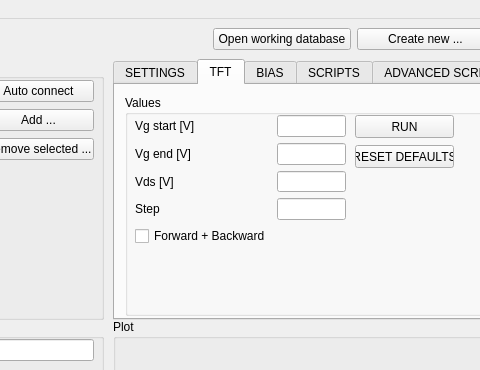
First picture: the form in BiasStress/ui_files/main_view.ui, repository ameysm/BiasStress, before the edit; both pictures show x 397 to 877 and y 0 to 370 of the 1196 by 757 pixel window.
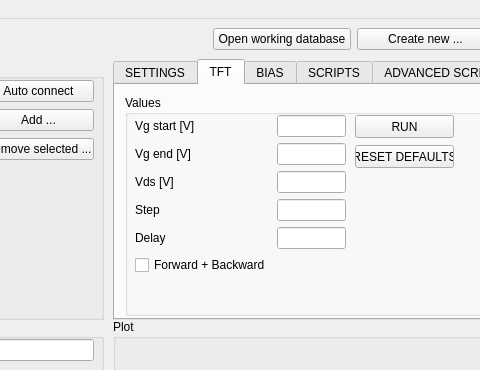
Second picture: the form after the edit. The open tabs and pages were chosen to show the change. Custom widgets are drawn as their Qt base class.

What changed in the file:
```diff
--- a/BiasStress/ui_files/main_view.ui
+++ b/BiasStress/ui_files/main_view.ui
@@ -906,7 +906,7 @@
          <x>10</x>
          <y>20</y>
          <width>211</width>
-         <height>131</height>
+         <height>191</height>
         </rect>
        </property>
        <layout class="QFormLayout" name="formLayout">
@@ -966,7 +966,7 @@
         <item row="3" column="1">
          <widget class="QLineEdit" name="step"/>
         </item>
-        <item row="4" column="0">
+        <item row="5" column="0">
          <widget class="QCheckBox" name="boolFWBW">
           <property name="text">
            <string>Forward + Backward</string>
@@ -976,6 +976,16 @@
           </property>
          </widget>
         </item>
+        <item row="4" column="0">
+         <widget class="QLabel" name="label_29">
+          <property name="text">
+           <string>Delay</string>
+          </property>
+         </widget>
+        </item>
+        <item row="4" column="1">
+         <widget class="QLineEdit" name="delayValue"/>
+        </item>
        </layout>
       </widget>
       <widget class="QPushButton" name="resetTFT">
```
Left out of the diff: 12 changed lines with no effect on the pictures.
